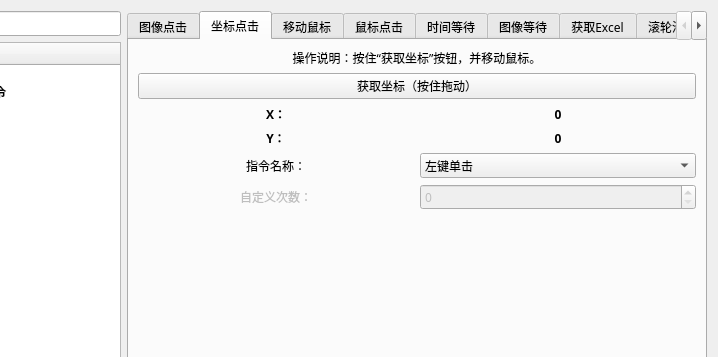
Old version of the form 窗体/导航窗口.ui in the repository FsterThanLight/automatic_clicker_2; both pictures show x 83 to 801 and y 0 to 357 of the 801 by 808 pixel window.
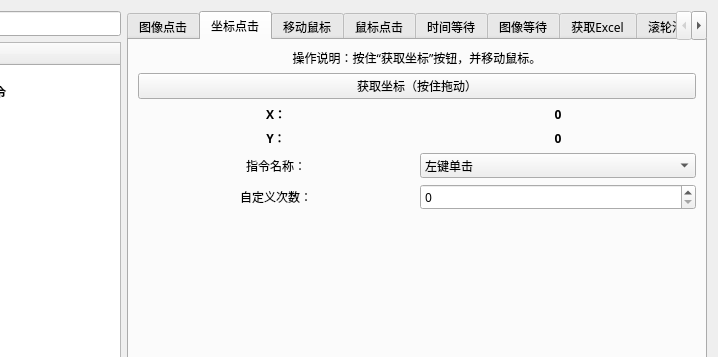
New version of the form. The open tabs and pages were chosen to show the change. Icons and pictures are not drawn.

What changed in the file:
```diff
--- a/窗体/导航窗口.ui
+++ b/窗体/导航窗口.ui
@@ -860,7 +860,7 @@
              <item row="1" column="0">
               <widget class="QLabel" name="label_22">
                <property name="enabled">
-                <bool>false</bool>
+                <bool>true</bool>
                </property>
                <property name="text">
                 <string>自定义次数：</string>
@@ -873,7 +873,7 @@
              <item row="1" column="1">
               <widget class="QSpinBox" name="spinBox_2">
                <property name="enabled">
-                <bool>false</bool>
+                <bool>true</bool>
                </property>
                <property name="layoutDirection">
                 <enum>Qt::LeftToRight</enum>
```
Left out of the diff: 2 changed lines with no effect on the pictures.
